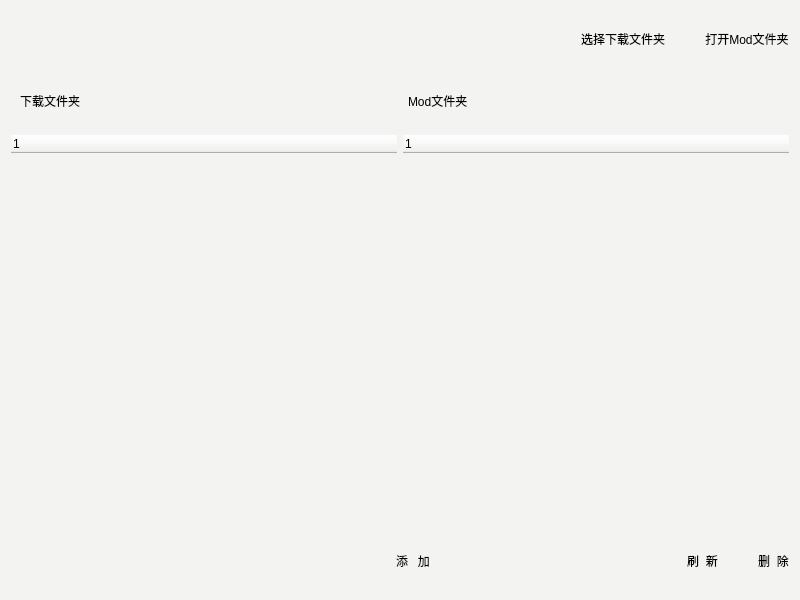
The window that app/resource/Pages/modManager.ui (animcw/AIYOU) describes before a commit, drawn with Qt 5.
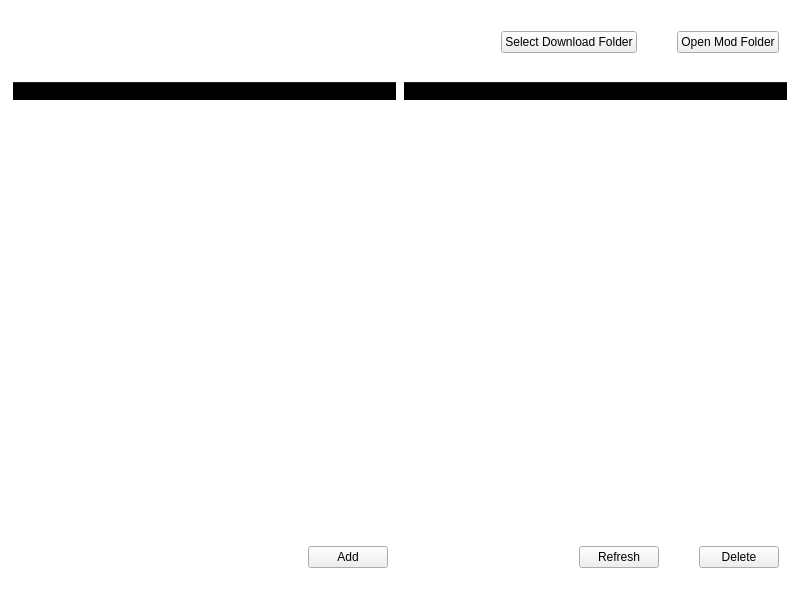
The same window after the commit. Custom widgets are drawn as their Qt base class.

What changed in the file:
```diff
--- a/app/resource/Pages/modManager.ui
+++ b/app/resource/Pages/modManager.ui
@@ -14,16 +14,20 @@
    <string>modManager</string>
   </property>
   <property name="styleSheet">
-   <string notr="true">border: 1px soild transparent;
-border-radius:10px;
-background-color:#f3f3f2;
-</string>
+   <string notr="true">QWidget#modWindow{
+	border: 1px soild transparent;
+	border-radius:10px;	
+	background-color: transparent;
+}</string>
   </property>
-  <layout class="QVBoxLayout" name="verticalLayout_2" stretch="1,1,7,1">
+  <layout class="QVBoxLayout" name="verticalLayout_2" stretch="1,7,1">
    <item>
     <widget class="QFrame" name="selectBox">
      <property name="styleSheet">
-      <string notr="true">PushButton{
+      <string notr="true">QFrame{
+	background-color: transparent;
+}
+PushButton{
 	font: 10pt &quot;微软雅黑&quot;;
 }</string>
      </property>
@@ -38,10 +42,10 @@
        <number>0</number>
       </property>
       <property name="leftMargin">
-       <number>0</number>
+       <number>9</number>
       </property>
       <property name="rightMargin">
-       <number>0</number>
+       <number>9</number>
       </property>
       <item>
        <spacer name="horizontalSpacer">
@@ -59,7 +63,7 @@
       <item>
        <widget class="PushButton" name="selectDownload">
         <property name="text">
-         <string>选择下载文件夹</string>
+         <string>Select Download Folder</string>
         </property>
        </widget>
       </item>
@@ -78,42 +82,14 @@
       </item>
       <item>
        <widget class="PushButton" name="openModFolder">
-        <property name="text">
-         <string>打开Mod文件夹</string>
+        <property name="sizePolicy">
+         <sizepolicy hsizetype="Minimum" vsizetype="Fixed">
+          <horstretch>0</horstretch>
+          <verstretch>0</verstretch>
+         </sizepolicy>
         </property>
-       </widget>
-      </item>
-     </layout>
-    </widget>
-   </item>
-   <item>
-    <widget class="QFrame" name="folderTextBox">
-     <property name="styleSheet">
-      <string notr="true">QLabel{
-	font: 500 11pt &quot;微软雅黑&quot;;
-}</string>
-     </property>
-     <property name="frameShape">
-      <enum>QFrame::StyledPanel</enum>
-     </property>
-     <property name="frameShadow">
-      <enum>QFrame::Raised</enum>
-     </property>
-     <layout class="QHBoxLayout" name="horizontalLayout_4" stretch="1,1">
-      <property name="spacing">
-       <number>16</number>
-      </property>
-      <item>
-       <widget class="QLabel" name="downloadLabel">
         <property name="text">
-         <string>下载文件夹</string>
-        </property>
-       </widget>
-      </item>
-      <item>
-       <widget class="QLabel" name="ModLabel">
-        <property name="text">
-         <string>Mod文件夹</string>
+         <string>Open Mod Folder</string>
         </property>
        </widget>
       </item>
@@ -123,7 +99,9 @@
    <item>
     <widget class="QFrame" name="folderBox">
      <property name="styleSheet">
-      <string notr="true"/>
+      <string notr="true">QFrame{
+	background-color: transparent;
+}</string>
      </property>
      <property name="frameShape">
       <enum>QFrame::StyledPanel</enum>
@@ -171,7 +149,10 @@
    <item>
     <widget class="QFrame" name="confirmBox">
      <property name="styleSheet">
-      <string notr="true">PushButton{
+      <string notr="true">QFrame{
+	background-color: transparent;
+}
+PushButton{
 	font: 10pt &quot;微软雅黑&quot;;
 }
 PrimaryPushButton{
@@ -189,10 +170,10 @@
        <number>0</number>
       </property>
       <property name="leftMargin">
-       <number>0</number>
+       <number>9</number>
       </property>
       <property name="rightMargin">
-       <number>0</number>
+       <number>9</number>
       </property>
       <item>
        <spacer name="horizontalSpacer_2">
@@ -210,7 +191,7 @@
       <item>
        <widget class="PrimaryPushButton" name="confirmButton">
         <property name="text">
-         <string>添   加</string>
+         <string>Add</string>
         </property>
        </widget>
       </item>
@@ -230,7 +211,7 @@
       <item>
        <widget class="PushButton" name="refreshButton">
         <property name="text">
-         <string>刷  新</string>
+         <string>Refresh</string>
         </property>
        </widget>
       </item>
@@ -250,7 +231,7 @@
       <item>
        <widget class="PushButton" name="deleteButton">
         <property name="text">
-         <string>删  除</string>
+         <string>Delete</string>
         </property>
        </widget>
       </item>
```
